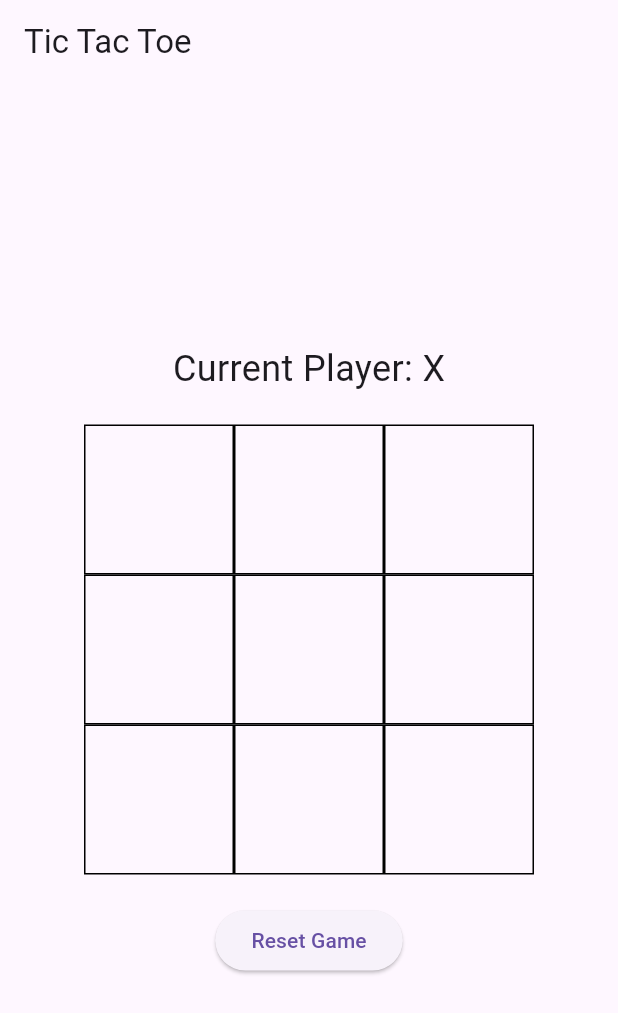
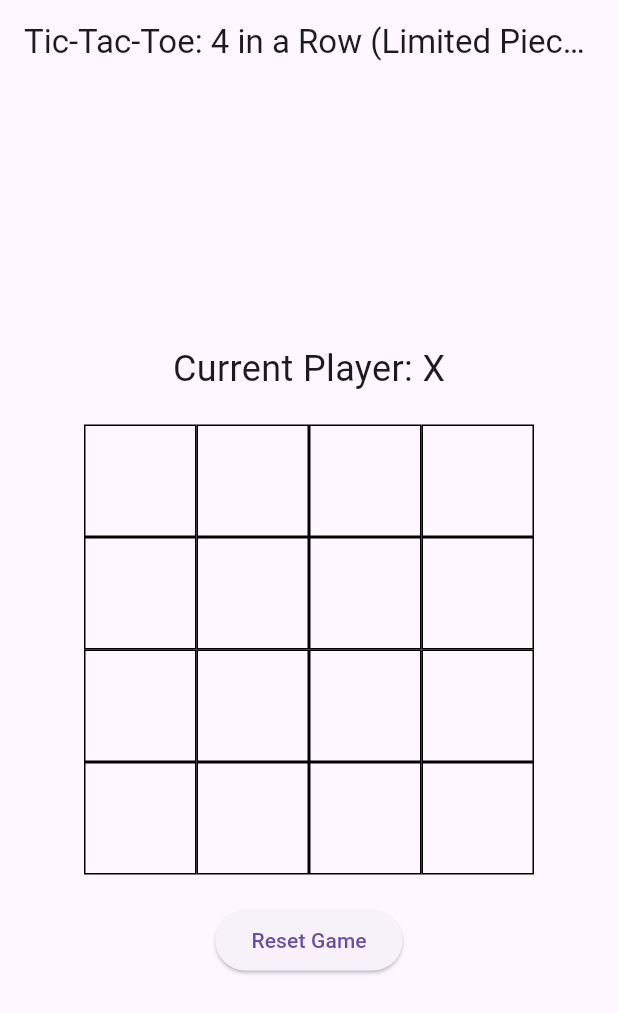
Before and after one commit to lutaii/ttt-mobile-app, a Flutter app: the screen it shows after launch, after a tap on "Reset Game", on a phone screen of 412 x 824 dp. Shown: the top 1013 px of the screen. Run offline on Flutter 3.47's test engine with Material 3 defaults, Android fonts, the phone set to English and light mode, and no system bars; our stand-ins replace firebase_auth, firebase_core, logger; accounts and stored records are empty; network calls fail.

Commit message:
Add limited 4 in a row game mode

```diff
--- a/lib/main.dart
+++ b/lib/main.dart
@@ -3,6 +3,8 @@ import 'package:firebase_core/firebase_core.dart';
 import 'package:flutter/material.dart';
 import 'package:logger/logger.dart';
 import 'package:provider/provider.dart';
+import 'package:ttt_mobile_app/models/four_in_a_row_model.dart';
+import 'package:ttt_mobile_app/screens/four_in_a_row_screen.dart';
 import 'package:ttt_mobile_app/screens/game_screen.dart';
 
 import 'models/tic_tie_toe_model.dart';
@@ -12,7 +14,7 @@ void main() async {
   await Firebase.initializeApp();
   runApp(
     ChangeNotifierProvider(
-      create: (context) => TicTacToeModel(),
+      create: (context) => FourInARowLimitedModel(),
       child: MyApp(),
     ),
   );
@@ -52,6 +54,9 @@ class _MyAppState extends State<MyApp> {
 
   @override
   Widget build(BuildContext context) {
-    return MaterialApp(title: 'Tic Tac Toe Online', home: GameScreen());
+    return MaterialApp(
+      title: 'Tic Tac Toe Online',
+      home: FourInARowLimitedScreen(),
+    );
   }
 }
--- /dev/null
+++ b/lib/models/four_in_a_row_model.dart
@@ -0,0 +1,96 @@
+import 'package:flutter/material.dart';
+
+class FourInARowLimitedModel extends ChangeNotifier {
+  // 16 cells for a 4×4 board
+  late List<String> board;
+
+  // Keep track of positions each player has placed (in order)
+  final List<int> _xPositions = [];
+  final List<int> _oPositions = [];
+
+  late String currentPlayer;
+  String? winner;
+
+  FourInARowLimitedModel() {
+    resetGame();
+  }
+
+  /// Reset the board and state for a new game
+  void resetGame() {
+    board = List.filled(16, '');
+    _xPositions.clear();
+    _oPositions.clear();
+    currentPlayer = 'X';
+    winner = null;
+    notifyListeners();
+  }
+
+  /// Place a piece on the board. If a player already has 4 pieces,
+  /// remove the oldest one before placing a new piece.
+  void makeMove(int index) {
+    // Only place a marker if the cell is empty and there's no winner yet
+    if (board[index] == '' && winner == null) {
+      board[index] = currentPlayer;
+
+      // Track positions for the current player
+      if (currentPlayer == 'X') {
+        _xPositions.add(index);
+        // If player X has more than 4 pieces, remove the oldest one
+        if (_xPositions.length > 4) {
+          final removedIndex = _xPositions.removeAt(0);
+          board[removedIndex] = '';
+        }
+      } else {
+        _oPositions.add(index);
+        // If player O has more than 4 pieces, remove the oldest one
+        if (_oPositions.length > 4) {
+          final removedIndex = _oPositions.removeAt(0);
+          board[removedIndex] = '';
+        }
+      }
+
+      // Check for a winner or a draw
+      if (_checkWinner(currentPlayer)) {
+        winner = currentPlayer;
+      } else if (!board.contains('')) {
+        winner = 'Draw';
+      } else {
+        // Switch turns
+        currentPlayer = (currentPlayer == 'X') ? 'O' : 'X';
+      }
+
+      notifyListeners();
+    }
+  }
+
+  /// Checks if the given player has formed 4 in a row
+  bool _checkWinner(String player) {
+    // All possible 4-in-a-row combos on a 4×4 board
+    // (4 in a row horizontally, vertically, or diagonally)
+    final winningCombinations = [
+      // Rows
+      [0, 1, 2, 3],
+      [4, 5, 6, 7],
+      [8, 9, 10, 11],
+      [12, 13, 14, 15],
+      // Columns
+      [0, 4, 8, 12],
+      [1, 5, 9, 13],
+      [2, 6, 10, 14],
+      [3, 7, 11, 15],
+      // Diagonals
+      [0, 5, 10, 15],
+      [3, 6, 9, 12],
+    ];
+
+    for (var combo in winningCombinations) {
+      if (board[combo[0]] == player &&
+          board[combo[1]] == player &&
+          board[combo[2]] == player &&
+          board[combo[3]] == player) {
+        return true;
+      }
+    }
+    return false;
+  }
+}
--- /dev/null
+++ b/lib/screens/four_in_a_row_screen.dart
@@ -0,0 +1,66 @@
+import 'package:flutter/material.dart';
+import 'package:provider/provider.dart';
+import 'package:ttt_mobile_app/models/four_in_a_row_model.dart';
+
+class FourInARowLimitedScreen extends StatelessWidget {
+  const FourInARowLimitedScreen({super.key});
+
+  @override
+  Widget build(BuildContext context) {
+    final model = Provider.of<FourInARowLimitedModel>(context);
+
+    return Scaffold(
+      appBar: AppBar(title: Text('Tic-Tac-Toe: 4 in a Row (Limited Pieces)')),
+      body: Center(
+        child: Column(
+          mainAxisAlignment: MainAxisAlignment.center,
+          children: [
+            // Show game status
+            Text(
+              model.winner != null
+                  ? (model.winner == 'Draw'
+                      ? "It's a Draw!"
+                      : "Winner: ${model.winner}")
+                  : "Current Player: ${model.currentPlayer}",
+              style: TextStyle(fontSize: 24),
+            ),
+            SizedBox(height: 20),
+            // 4×4 board
+            SizedBox(
+              width: 300,
+              height: 300,
+              child: GridView.builder(
+                gridDelegate: SliverGridDelegateWithFixedCrossAxisCount(
+                  crossAxisCount: 4,
+                ),
+                itemCount: model.board.length,
+                itemBuilder: (context, index) {
+                  return GestureDetector(
+                    onTap: () => model.makeMove(index),
+                    child: Container(
+                      decoration: BoxDecoration(
+                        border: Border.all(color: Colors.black),
+                      ),
+                      child: Center(
+                        child: Text(
+                          model.board[index],
+                          style: TextStyle(fontSize: 32),
+                        ),
+                      ),
+                    ),
+                  );
+                },
+              ),
+            ),
+            SizedBox(height: 20),
+            // Reset button
+            ElevatedButton(
+              onPressed: () => model.resetGame(),
+              child: Text("Reset Game"),
+            ),
+          ],
+        ),
+      ),
+    );
+  }
+}
```
